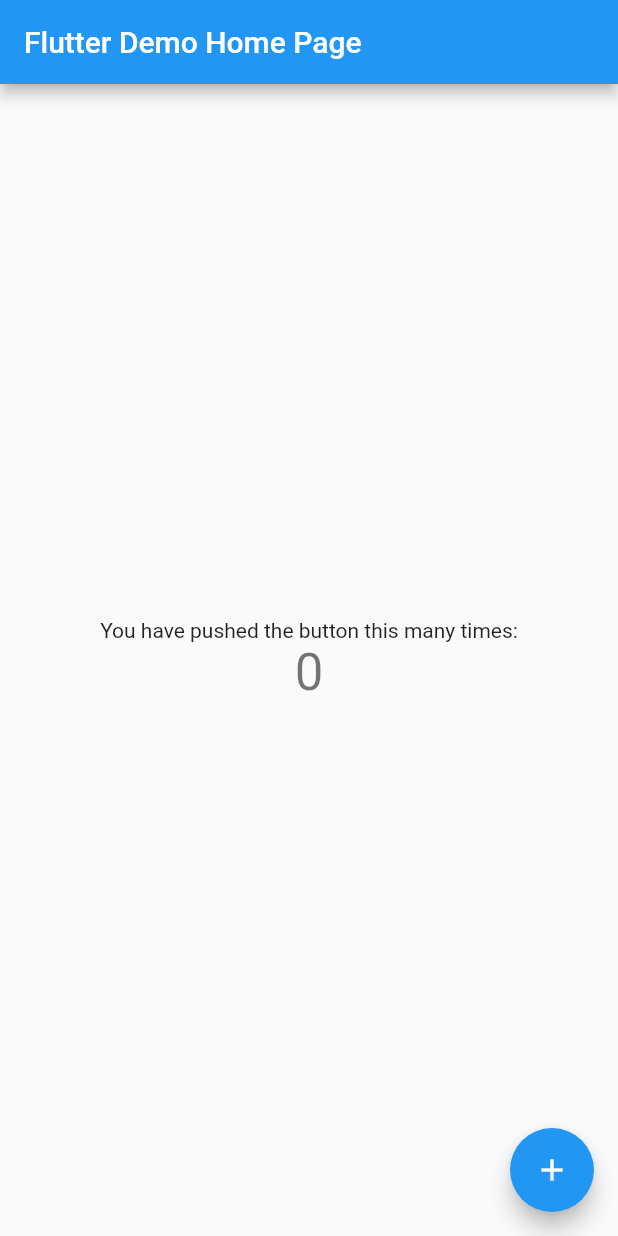
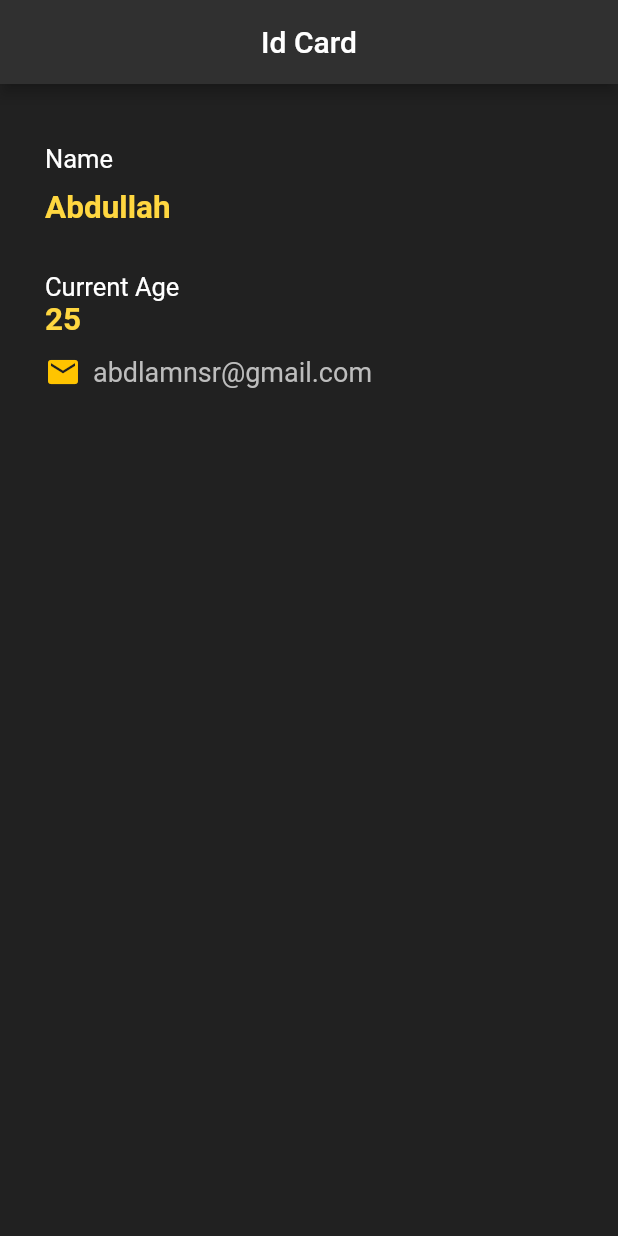
Before and after one commit to MalikAbdullahMansoor14/flutter_id, a Flutter app: the screen it shows after launch, on a phone screen of 412 x 824 dp. Run offline on Flutter 3.47's test engine with Material 2 defaults, Android fonts, the phone set to English and light mode, and no system bars.

Commit message:
new project

```diff
--- a/lib/main.dart
+++ b/lib/main.dart
@@ -1,115 +1,74 @@
 import 'package:flutter/material.dart';
 
-void main() {
-  runApp(const MyApp());
-}
+void main() => runApp(MaterialApp(
+      home: Home(),
+    ));
 
-class MyApp extends StatelessWidget {
-  const MyApp({Key? key}) : super(key: key);
-
-  // This widget is the root of your application.
+class Home extends StatelessWidget {
   @override
   Widget build(BuildContext context) {
-    return MaterialApp(
-      title: 'Flutter Demo',
-      theme: ThemeData(
-        // This is the theme of your application.
-        //
-        // Try running your application with "flutter run". You'll see the
-        // application has a blue toolbar. Then, without quitting the app, try
-        // changing the primarySwatch below to Colors.green and then invoke
-        // "hot reload" (press "r" in the console where you ran "flutter run",
-        // or simply save your changes to "hot reload" in a Flutter IDE).
-        // Notice that the counter didn't reset back to zero; the application
-        // is not restarted.
-        primarySwatch: Colors.blue,
+    return Scaffold(
+      backgroundColor: Colors.grey[900],
+      appBar: AppBar(
+        title: Text('Id Card'),
+        backgroundColor: Colors.grey[850],
+        centerTitle: true,
       ),
-      home: const MyHomePage(title: 'Flutter Demo Home Page'),
+      body: Padding(
+        padding: EdgeInsets.fromLTRB(30.0, 40.0, 20.0, 0.0),
+        child: Column(
+          crossAxisAlignment: CrossAxisAlignment.start,
+          children: <Widget>[
+            Text(
+              'Name',
+              style: TextStyle(
+                color: Colors.white,
+                fontSize: 17.0,
+              ),
+            ),
+            SizedBox(height: 10.0),
+            Text(
+              'Abdullah',
+              style: TextStyle(
+                  color: Colors.amberAccent[200],
+                  fontSize: 21.0,
+                  fontWeight: FontWeight.bold),
+            ),
+            SizedBox(height: 30.0),
+            Text(
+              'Current Age',
+              style: TextStyle(
+                color: Colors.white,
+                fontSize: 17.0,
+              ),
+            ),
+            Text(
+              '25',
+              style: TextStyle(
+                  color: Colors.amberAccent[200],
+                  fontSize: 21.0,
+                  fontWeight: FontWeight.bold),
+            ),
+            SizedBox(height: 10.0),
+            Row(
+              children: <Widget>[
+                Icon(
+                  Icons.email,
+                  color: Colors.amberAccent[400],
+                ),
+                SizedBox(width: 8.0),
+                Text(
+                  'abdlamnsr@gmail.com',
+                  style: TextStyle(
+                    color: Colors.grey[400],
+                    fontSize: 18.0,
+                  ),
+                )
+              ],
+            )
+          ],
+        ),
+      ),
     );
   }
 }
-
-class MyHomePage extends StatefulWidget {
-  const MyHomePage({Key? key, required this.title}) : super(key: key);
-
-  // This widget is the home page of your application. It is stateful, meaning
-  // that it has a State object (defined below) that contains fields that affect
-  // how it looks.
-
-  // This class is the configuration for the state. It holds the values (in this
-  // case the title) provided by the parent (in this case the App widget) and
-  // used by the build method of the State. Fields in a Widget subclass are
-  // always marked "final".
-
-  final String title;
-
-  @override
-  State<MyHomePage> createState() => _MyHomePageState();
-}
-
-class _MyHomePageState extends State<MyHomePage> {
-  int _counter = 0;
-
-  void _incrementCounter() {
-    setState(() {
-      // This call to setState tells the Flutter framework that something has
-      // changed in this State, which causes it to rerun the build method below
-      // so that the display can reflect the updated values. If we changed
-      // _counter without calling setState(), then the build method would not be
-      // called again, and so nothing would appear to happen.
-      _counter++;
-    });
-  }
-
-  @override
-  Widget build(BuildContext context) {
-    // This method is rerun every time setState is called, for instance as done
-    // by the _incrementCounter method above.
-    //
-    // The Flutter framework has been optimized to make rerunning build methods
-    // fast, so that you can just rebuild anything that needs updating rather
-    // than having to individually change instances of widgets.
-    return Scaffold(
-      appBar: AppBar(
-        // Here we take the value from the MyHomePage object that was created by
-        // the App.build method, and use it to set our appbar title.
-        title: Text(widget.title),
-      ),
-      body: Center(
-        // Center is a layout widget. It takes a single child and positions it
-        // in the middle of the parent.
-        child: Column(
-          // Column is also a layout widget. It takes a list of children and
-          // arranges them vertically. By default, it sizes itself to fit its
-          // children horizontally, and tries to be as tall as its parent.
-          //
-          // Invoke "debug painting" (press "p" in the console, choose the
-          // "Toggle Debug Paint" action from the Flutter Inspector in Android
-          // Studio, or the "Toggle Debug Paint" command in Visual Studio Code)
-          // to see the wireframe for each widget.
-          //
-          // Column has various properties to control how it sizes itself and
-          // how it positions its children. Here we use mainAxisAlignment to
-          // center the children vertically; the main axis here is the vertical
-          // axis because Columns are vertical (the cross axis would be
-          // horizontal).
-          mainAxisAlignment: MainAxisAlignment.center,
-          children: <Widget>[
-            const Text(
-              'You have pushed the button this many times:',
-            ),
-            Text(
-              '$_counter',
-              style: Theme.of(context).textTheme.headline4,
-            ),
-          ],
-        ),
-      ),
-      floatingActionButton: FloatingActionButton(
-        onPressed: _incrementCounter,
-        tooltip: 'Increment',
-        child: const Icon(Icons.add),
-      ), // This trailing comma makes auto-formatting nicer for build methods.
-    );
-  }
-}
```
